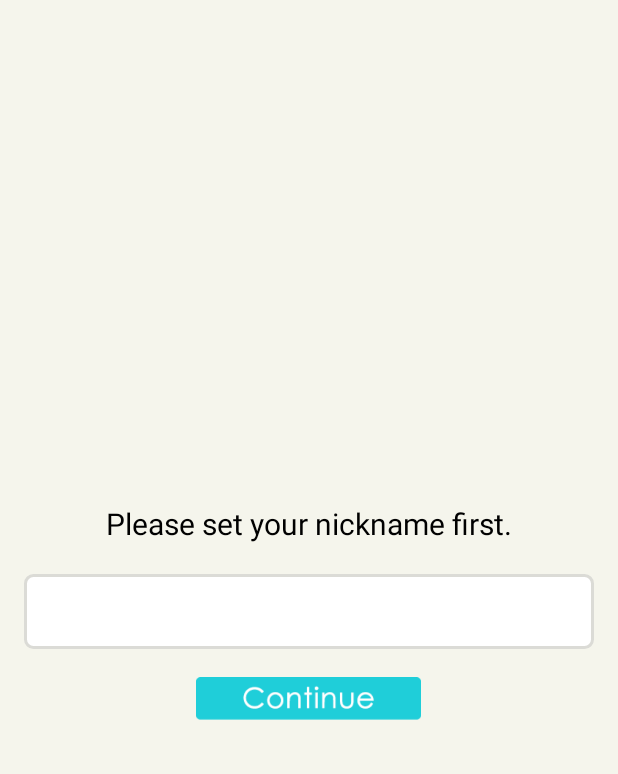
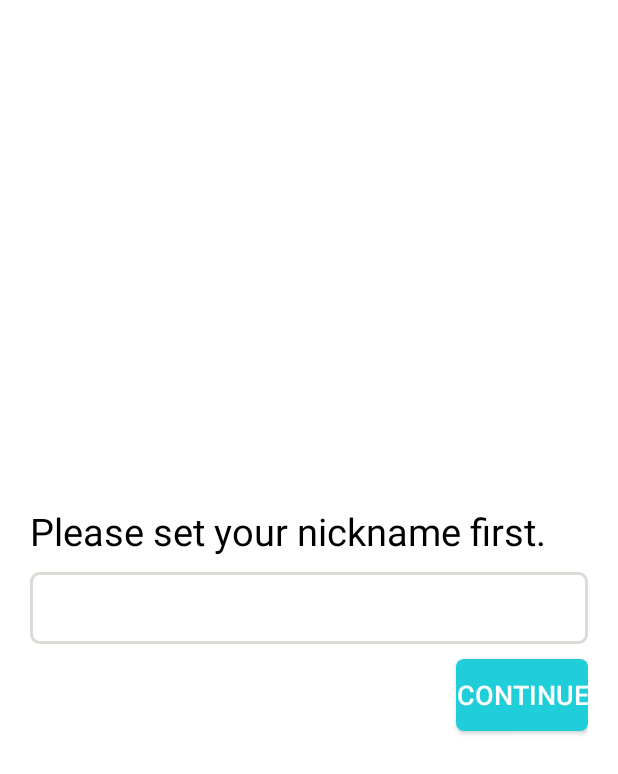
Before and after one commit to zhuao/AwayDay, an Android app: the screen it shows after launch (InitializerActivity before the commit, LessonOneActivity after it), on a phone screen of 412 x 824 dp. Shown: the top 774 px of the screen. Run offline under Robolectric (Android 15) with nearby library versions, the phone set to English and light mode, and no system bars; libraries missing offline, so code that uses them is left out: com.weibo.sdk; 1 statement that could not run was skipped.

Commit message:
Create activity for lesson one

```diff
--- a/Android/AwayDay/src/main/AndroidManifest.xml
+++ b/Android/AwayDay/src/main/AndroidManifest.xml
@@ -10,18 +10,20 @@
         android:icon="@drawable/icon"
         android:label="@string/app_name"
         android:theme="@style/App.Theme">
+        <activity android:name=".activity.LessonOneActivity"
+            android:screenOrientation="portrait">
+            <intent-filter>
+                <action android:name="android.intent.action.MAIN" />
+                <category android:name="android.intent.category.LAUNCHER" />
+            </intent-filter>
+        </activity>
         <activity
             android:name=".activity.InitializerActivity"
             android:configChanges="keyboard|keyboardHidden"
             android:label="@string/app_name"
             android:noHistory="true"
             android:screenOrientation="portrait"
-            android:theme="@style/App.Theme"
             android:windowSoftInputMode="adjustResize">
-            <intent-filter>
-                <action android:name="android.intent.action.MAIN" />
-                <category android:name="android.intent.category.LAUNCHER" />
-            </intent-filter>
         </activity>
         <activity
             android:name=".activity.MainActivity"
--- /dev/null
+++ b/Android/AwayDay/src/main/java/com/thoughtworks/mobile/awayday/activity/LessonOneActivity.java
@@ -0,0 +1,32 @@
+package com.thoughtworks.mobile.awayday.activity;
+
+import android.content.Intent;
+import android.os.Bundle;
+import android.support.v7.app.AppCompatActivity;
+import android.view.View;
+import android.widget.Button;
+import android.widget.EditText;
+
+import com.thoughtworks.mobile.awayday.R;
+import com.thoughtworks.mobile.awayday.domain.Settings;
+
+
+/**
+ * More details refer to InitializerActivity
+ */
+public class LessonOneActivity extends AppCompatActivity {
+
+    @Override
+    protected void onCreate(Bundle savedInstanceState) {
+        super.onCreate(savedInstanceState);
+        setContentView(R.layout.activity_lesson_one);
+        ((Button) findViewById(R.id.lesson_one_save_name_button)).setOnClickListener(new View.OnClickListener() {
+            @Override
+            public void onClick(View v) {
+                String name = ((EditText) findViewById(R.id.lesson_one_name)).getText().toString();
+                Settings.getSettings().saveUserName(name);
+                startActivity(new Intent(LessonOneActivity.this, MainActivity.class));
+            }
+        });
+    }
+}
--- a/Android/AwayDay/src/main/res/drawable/bg_edit_text.xml
+++ b/Android/AwayDay/src/main/res/drawable/bg_edit_text.xml
@@ -1,8 +1,11 @@
 <?xml version="1.0" encoding="utf-8"?>
-<shape
-  xmlns:android="http://schemas.android.com/apk/res/android">
+<shape xmlns:android="http://schemas.android.com/apk/res/android">
     <solid android:color="@color/white" />
-    <stroke android:width="2.0dip" android:color="@color/edit_text_border" />
-    <corners android:radius="5.0dip" />
-    <padding android:left="8.0dip" android:right="8.0dip" />
+    <stroke
+        android:width="2dp"
+        android:color="@color/edit_text_border" />
+    <corners android:radius="5dp" />
+    <padding
+        android:left="8dp"
+        android:right="8dp" />
 </shape>
--- /dev/null
+++ b/Android/AwayDay/src/main/res/layout/activity_lesson_one.xml
@@ -0,0 +1,38 @@
+<?xml version="1.0" encoding="utf-8"?>
+<LinearLayout xmlns:android="http://schemas.android.com/apk/res/android"
+    android:layout_width="match_parent"
+    android:layout_height="match_parent"
+    android:gravity="center_vertical"
+    android:orientation="vertical"
+    android:background="@android:color/white"
+    android:paddingLeft="20dp"
+    android:paddingRight="20dp">
+
+    <TextView
+        android:layout_width="wrap_content"
+        android:layout_height="wrap_content"
+        android:text="Please set your nickname first."
+        android:textSize="25sp"
+        android:textColor="@color/black"/>
+
+    <EditText
+        android:id="@+id/lesson_one_name"
+        android:layout_width="match_parent"
+        android:layout_height="wrap_content"
+        android:height="48dp"
+        android:background="@drawable/bg_edit_text"
+        android:layout_marginTop="10dp"
+        android:textSize="18sp"
+        android:textColor="@color/black"/>
+
+    <Button
+        android:id="@+id/lesson_one_save_name_button"
+        android:layout_width="wrap_content"
+        android:layout_height="wrap_content"
+        android:background="@drawable/bg_button"
+        android:layout_gravity="right"
+        android:textSize="18sp"
+        android:layout_marginTop="10dp"
+        android:text="Continue"/>
+
+</LinearLayout>
```
